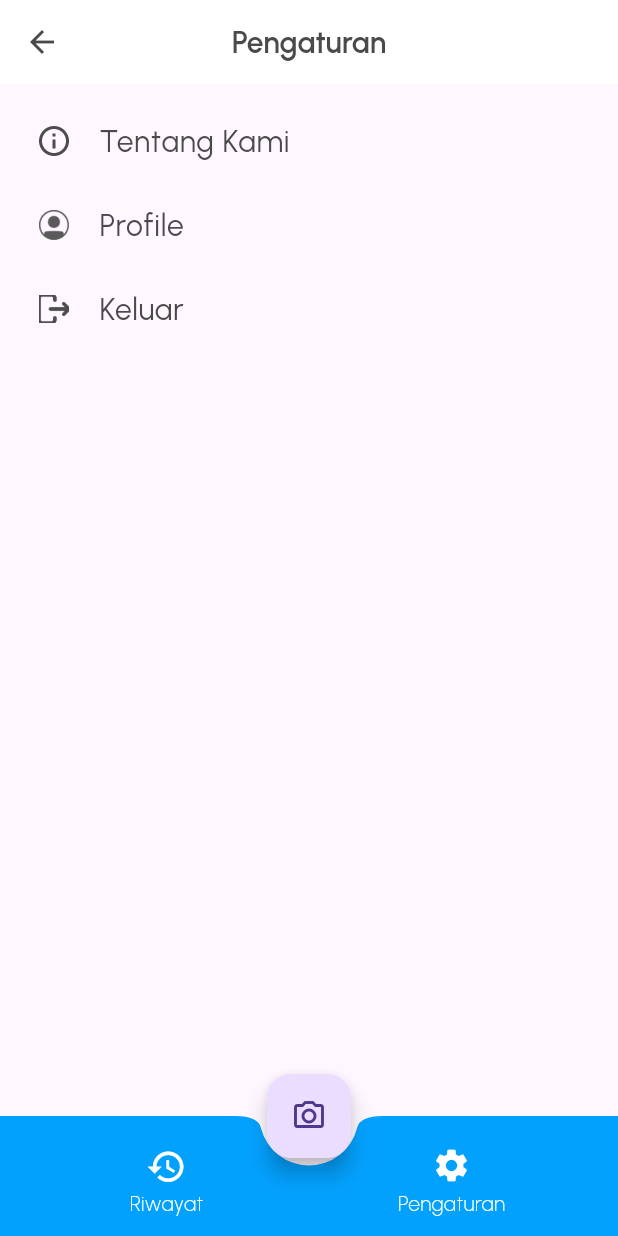
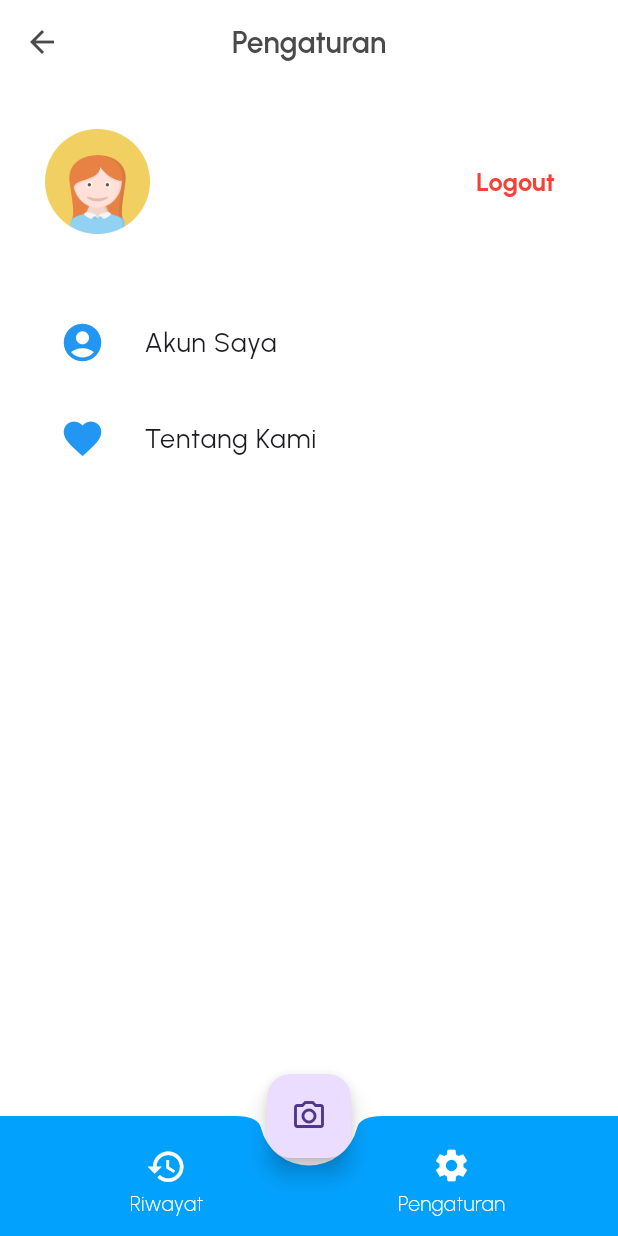
Before and after one commit to MuhammadEgaRam/tubes_kel3, a Flutter app: the Settings screen opened by its route, on a phone screen of 412 x 824 dp. Run offline on Flutter 3.47's test engine with Material 3 defaults, Android fonts, the phone set to English and light mode, and no system bars; our stand-ins replace camera, cloud_firestore, firebase_auth, firebase_core, firebase_storage, flutter_riverpod and 3 more; accounts and stored records are empty; network calls fail.

Commit message:
fix - settings_onboard

```diff
--- a/lib/main.dart
+++ b/lib/main.dart
@@ -26,6 +26,11 @@ class MyApp extends StatelessWidget {
       title: 'Scanner',
       initialRoute: Routes.splash, // Rute awal aplikasi
       routes: Routes.routes,
+      theme: ThemeData(
+        // Ganti warna background di sini
+        scaffoldBackgroundColor:
+            Color.fromARGB(255, 255, 255, 255), // Contoh warna putih
+      ),
     );
   }
 }
--- a/lib/pages/settings.dart
+++ b/lib/pages/settings.dart
@@ -1,8 +1,10 @@
 import 'package:flutter/material.dart';
 import 'package:tubes_kel3/routes/route.dart';
 import 'package:tubes_kel3/utils.dart';
+import 'package:firebase_auth/firebase_auth.dart';
 import 'package:tubes_kel3/widgets/bottom_appbar.dart';
 import 'package:tubes_kel3/widgets/floating_button_appbar.dart';
+import '../widgets/custom_text_style.dart';
 
 class Settings extends StatefulWidget {
   @override
@@ -23,6 +25,7 @@ class _SettingsState extends State<Settings> {
             fontWeight: FontWeight.w600,
             color: Color(0xff4a4a4a),
           ),
+
           textAlign: TextAlign.center,
         ),
         centerTitle: true,
@@ -39,32 +42,130 @@ class _SettingsState extends State<Settings> {
   }
 
   Widget buildSettingsList() {
+  User? user = FirebaseAuth.instance.currentUser; // Move the declaration here
+
   return ListView(
     padding: EdgeInsets.all(10),
     children: [
-        buildSettingItem('Tentang Kami',
-            'assets/images/mdi-about-circle-outline.png', '/about_us'),
-        buildSettingItem('Profile',
-            'assets/images/healthicons-ui-user-profile-4iL.png', '/profile'),
+      // Tentang Kami
+      Container(
+        color: Colors.white,
+        padding: const EdgeInsets.only(top: 20, bottom: 40, left: 20 ),
+        child: Row(
+          mainAxisAlignment: MainAxisAlignment.start,
+          children: [
+             Image(
+              image: AssetImage('assets/images/girl_icon-icons.com_55043.png'),
+              width: 70, // Set the width to the desired value
+              height: 70, // Set the height to the desired value
+            ),
+
+            SizedBox(width: 20),
+            Expanded(
+              child: Row(
+                mainAxisAlignment: MainAxisAlignment.spaceBetween,
+                children: [
+                  Column(
+                    crossAxisAlignment: CrossAxisAlignment.start,
+                    children: [
+                      Text(
+                        user != null ? user.displayName ?? '' : '',
+                        style: SafeGoogleFont(
+                        'Urbanist',
+                          fontSize: 20.0,
+                          fontWeight: FontWeight.bold,
+                        ),
+                      ),
+
+                    ],
+                  ),
+                 TextButton(
+                  onPressed: () {
+                    Navigator.pushNamed(context, '/logout');
+                  },
+                  child: Padding(
+                    padding: EdgeInsets.only(right: 20.0),
+                    child: Text(
+                      'Logout',
+                      style: SafeGoogleFont(
+                        'Urbanist',
+                        color: Colors.red,
+                        fontSize: 17.0,
+                        fontWeight: FontWeight.bold,
+                      ),
+                    ),
+                  ),
+                ),
+
+                ],
+              ),
+            ),
+          ],
+        ),
+      ),
+    SizedBox(width: 100),
+      // Profil
     buildSettingItem(
-            'Keluar', 'assets/images/humbleicons-logout.png', '/logout'),
+      'Akun Saya',
+      Icons.account_circle_rounded, // Ganti dengan ikon yang diinginkan
+      '/profile',
+      iconColor: Colors.blue, // Ganti dengan warna yang diinginkan
+      textStyle: TextStyle(
+        fontSize: 20.0,
+        fontFamily: 'Urbanist',
+        // fontWeight: FontWeight.bold,
+        color: Color.fromARGB(255, 0, 0, 0),
+      ),
+       iconSize: 30.0, // Ukuran ikon sebagai parameter
+    ),
+
+    // Tentang Kami
+    buildSettingItem(
+      'Tentang Kami',
+      Icons.favorite,
+      '/about_us',
+      iconColor: Colors.blue,
+      textStyle: TextStyle(
+        fontSize: 20.0,
+        fontFamily: 'Urbanist',
+        // fontWeight: FontWeight.bold,
+        color: Color.fromARGB(255, 0, 0, 0),
+      ),
+      iconSize: 30.0, // Ukuran ikon sebagai parameter
+    )
+
+
+
      ],
   );
 }
 
-  Widget buildSettingItem(String title, String iconAsset, String route) {
+
+Widget buildSettingItem(
+  String title,
+  IconData iconData,
+  String route, {
+  required TextStyle textStyle,
+  Color? iconColor,
+  double? iconSize, // Tambahkan parameter iconSize
+}) {
   return ListTile(
-      leading: Image.asset(
-        iconAsset,
-        width: 20,
-        height: 20,
+    contentPadding: EdgeInsets.symmetric(vertical: 4.0),
+    leading: Padding(
+      padding: const EdgeInsets.only(left: 30, right: 10),
+      child: Icon(
+        iconData,
+        size: iconSize ?? 20.0, // Gunakan nilai default atau dari parameter
+        color: iconColor,
       ),
+    ),
+
     title: Text(
       title,
-        style: TextStyle(
-          fontSize: 20,
-          fontFamily: 'Urbanist',
-          color: Color(0xff4a4a4a),
+      style: SafeGoogleFont(
+        'Urbanist',
+        fontSize: 18.0,
+        // fontWeight: FontWeight.bold,
       ),
     ),
     onTap: () {
@@ -72,4 +173,5 @@ class _SettingsState extends State<Settings> {
     },
   );
 }
+
 }
--- a/lib/pages/tentang_kami.dart
+++ b/lib/pages/tentang_kami.dart
@@ -233,7 +233,7 @@ class TentangKami extends StatelessWidget {
                 child: Padding(
                   padding: const EdgeInsets.symmetric(horizontal: 50.0),
                   child: Text(
-                    'Aplikasi ini kami buat untuk memenuhi tugas Ujian Tengah Semester',
+                    'Aplikasi ini kami buat untuk memenuhi tugas Ujian Akhir Semester',
                     textAlign: TextAlign.center,
                     style: SafeGoogleFont(
                       'Urbanist',
```
Also changed, not shown: lib/pages/logout.dart (+31 -0 lines), lib/pages/onboard_screen.dart (+17 -17 lines), lib/pages/profile.dart (+43 -45 lines), assets/images/girl_icon-icons.com_55043.png (added), assets/images/info.png (added), assets/images/user.png (added), pubspec.lock. Lines whose indentation alone changed are shown as unchanged.
